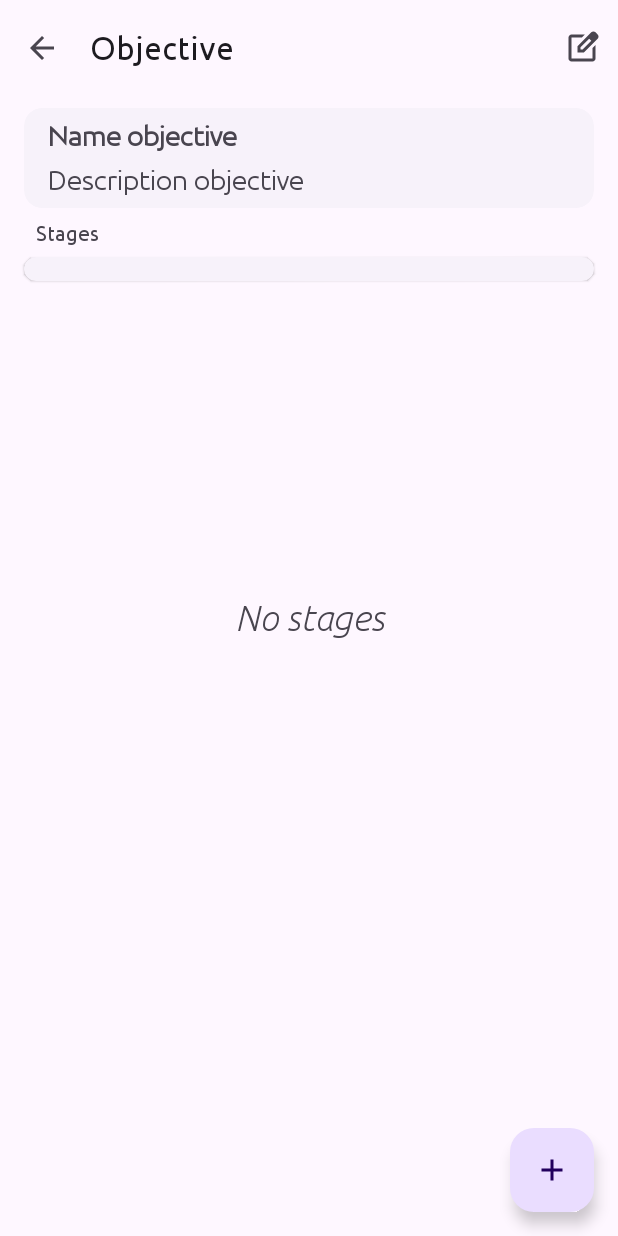
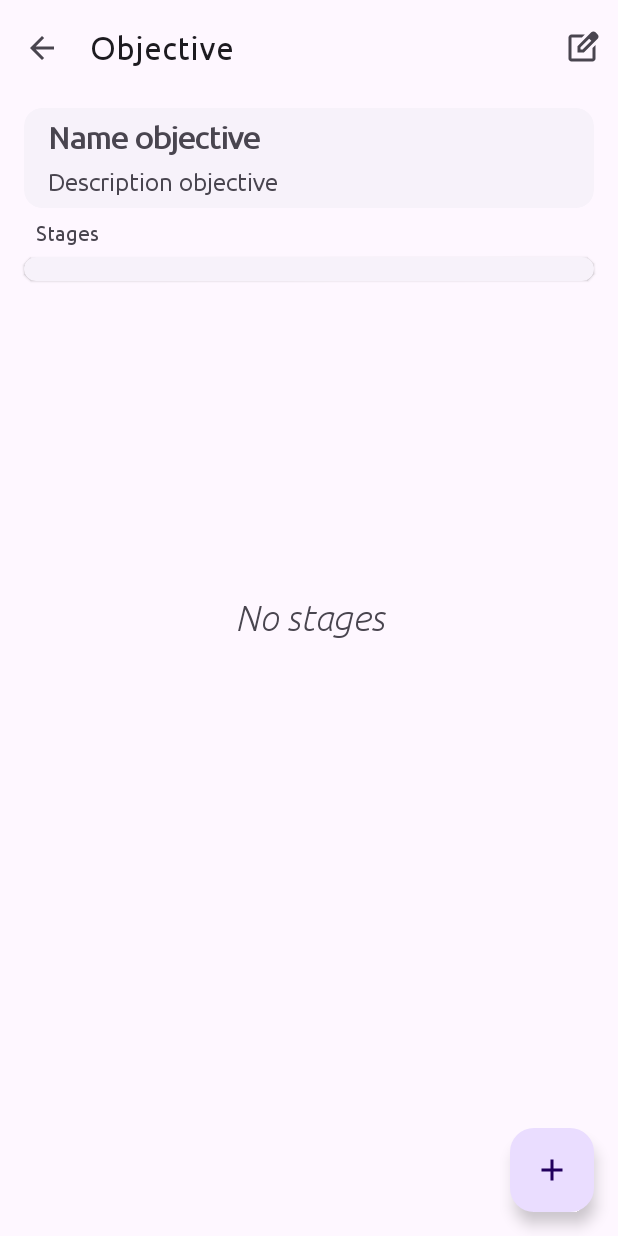
Before and after one commit to igor9206/Seal, an Android app: the layout fragment_detail_objective.xml on its own in the app's theme, with its tools: preview values and no code run, on a phone screen of 412 x 824 dp. Run offline under Robolectric (Android 15) with nearby library versions, the phone set to English and light mode, and no system bars.

Commit message:
correct error

```diff
--- a/app/src/main/java/ru/kor/seal/dto/Stage.kt
+++ b/app/src/main/java/ru/kor/seal/dto/Stage.kt
@@ -1,6 +1,4 @@
 package ru.kor.seal.dto
-
-import android.content.IntentSender.OnFinished
 
 data class Stage(
     val id: Long,
--- a/app/src/main/java/ru/kor/seal/fragment/MainFragment.kt
+++ b/app/src/main/java/ru/kor/seal/fragment/MainFragment.kt
@@ -39,8 +39,8 @@ class MainFragment : Fragment() {
                 findNavController().navigate(R.id.action_mainFragment_to_newObjectiveFragment)
             }
 
-            override fun openCard(objective: ObjectiveModel) {
-                viewModel.setOpenObjective(objective)
+            override fun openCard(objectiveModel: ObjectiveModel) {
+                viewModel.setOpenObjective(objectiveModel)
                 findNavController().navigate(R.id.action_mainFragment_to_detailObjectiveFragment)
             }
         })
--- a/app/src/main/java/ru/kor/seal/model/ObjectiveEntityModel.kt
+++ b/app/src/main/java/ru/kor/seal/model/ObjectiveEntityModel.kt
@@ -16,8 +16,6 @@ data class ObjectiveEntityModel(
     val stages: List<StageEntity>
 )
 
-//fun ObjectiveEntity.toDto(): Objective = Objective(id, name, description)
-//
 fun List<StageEntity>.toDto(): List<Stage> = map {
     it.toDto()
 }
--- a/app/src/main/java/ru/kor/seal/model/ObjectiveModel.kt
+++ b/app/src/main/java/ru/kor/seal/model/ObjectiveModel.kt
@@ -2,7 +2,6 @@ package ru.kor.seal.model
 
 import ru.kor.seal.dto.Objective
 import ru.kor.seal.dto.Stage
-import ru.kor.seal.entity.StageEntity
 
 data class ObjectiveModel(
     val objective: Objective,
--- a/app/src/main/java/ru/kor/seal/viewmodel/ObjectiveViewModel.kt
+++ b/app/src/main/java/ru/kor/seal/viewmodel/ObjectiveViewModel.kt
@@ -36,7 +36,7 @@ class ObjectiveViewModel @Inject constructor(
                     repository.saveObjective(it.copy(name = name, description = description))
                 }
             }
-
+            _dataEditObjective.value = emptyObjective
         }
     }
 
@@ -83,4 +83,8 @@ class ObjectiveViewModel @Inject constructor(
         }
     }
 
+    fun resetEditObjective() {
+        _dataEditObjective.value = emptyObjective
+    }
+
 }
--- a/app/src/main/res/layout/card_stage.xml
+++ b/app/src/main/res/layout/card_stage.xml
@@ -1,6 +1,7 @@
 <?xml version="1.0" encoding="utf-8"?>
 <androidx.constraintlayout.widget.ConstraintLayout xmlns:android="http://schemas.android.com/apk/res/android"
     xmlns:app="http://schemas.android.com/apk/res-auto"
+    xmlns:tools="http://schemas.android.com/tools"
     android:layout_width="match_parent"
     android:layout_height="wrap_content"
     android:layout_marginVertical="4dp"
@@ -22,7 +23,8 @@
         app:layout_constraintBottom_toBottomOf="@id/checkBox"
         app:layout_constraintEnd_toStartOf="@id/removeStage"
         app:layout_constraintStart_toEndOf="@id/checkBox"
-        app:layout_constraintTop_toTopOf="@id/checkBox" />
+        app:layout_constraintTop_toTopOf="@id/checkBox"
+        tools:text="stage 1" />
 
     <Button
         android:id="@+id/removeStage"
--- a/app/src/main/res/layout/dialog_new_stage.xml
+++ b/app/src/main/res/layout/dialog_new_stage.xml
@@ -10,6 +10,6 @@
         android:layout_height="wrap_content"
         android:layout_marginTop="16dp"
         android:layout_marginHorizontal="16dp"
-        android:hint="name stage" />
+        android:hint="@string/name_stage" />
 
 </FrameLayout>
--- a/app/src/main/res/layout/fragment_detail_objective.xml
+++ b/app/src/main/res/layout/fragment_detail_objective.xml
@@ -28,7 +28,7 @@
         android:layout_height="match_parent"
         android:fontFamily="@font/ubuntu_light_italic"
         android:gravity="center"
-        android:text="No stages"
+        android:text="@string/no_stages"
         android:textSize="24sp" />
 
     <ScrollView
@@ -60,7 +60,7 @@
                         android:layout_height="wrap_content"
                         android:layout_marginHorizontal="16dp"
                         android:layout_marginTop="8dp"
-                        android:textSize="18sp"
+                        android:textSize="20sp"
                         android:textStyle="bold"
                         tools:text="Name objective" />
 
@@ -71,7 +71,7 @@
                         android:layout_height="wrap_content"
                         android:layout_marginHorizontal="16dp"
                         android:layout_marginVertical="8dp"
-                        android:textSize="18sp"
+                        android:textSize="16sp"
                         tools:text="Description objective" />
 
                 </LinearLayout>
@@ -83,7 +83,7 @@
                 android:layout_width="wrap_content"
                 android:layout_height="wrap_content"
                 android:layout_marginHorizontal="24dp"
-                android:text="Stages" />
+                android:text="@string/stages" />
 
             <com.google.android.material.card.MaterialCardView
                 android:id="@+id/cardStage"
--- a/app/src/main/res/layout/fragment_main.xml
+++ b/app/src/main/res/layout/fragment_main.xml
@@ -49,7 +49,7 @@
         android:layout_height="match_parent"
         android:fontFamily="@font/ubuntu_light_italic"
         android:gravity="center"
-        android:text="No objectives"
+        android:text="@string/no_objectives"
         android:textSize="24sp"
         android:visibility="gone" />
 
--- a/app/src/main/res/layout/fragment_new_objective.xml
+++ b/app/src/main/res/layout/fragment_new_objective.xml
@@ -20,7 +20,7 @@
             android:minHeight="?attr/actionBarSize"
             app:menu="@menu/new_objective_menu"
             app:navigationIcon="@drawable/ic_arrow_back_24"
-            app:title="Objective" />
+            tools:title="New objective" />
 
     </com.google.android.material.appbar.AppBarLayout>
 
@@ -39,7 +39,7 @@
                 android:layout_width="match_parent"
                 android:layout_height="wrap_content"
                 android:layout_margin="16dp"
-                android:hint="name">
+                android:hint="@string/name">
 
                 <com.google.android.material.textfield.TextInputEditText
                     android:layout_width="match_parent"
@@ -53,7 +53,7 @@
                 android:layout_width="match_parent"
                 android:layout_height="wrap_content"
                 android:layout_margin="16dp"
-                android:hint="Description">
+                android:hint="@string/description">
 
                 <com.google.android.material.textfield.TextInputEditText
                     android:layout_width="match_parent"
```
Also changed, not shown: app/src/main/java/ru/kor/seal/fragment/newitem/NewObjectiveFragment.kt (+9 -3 lines), app/src/main/res/values/strings.xml (+11 -0 lines).
